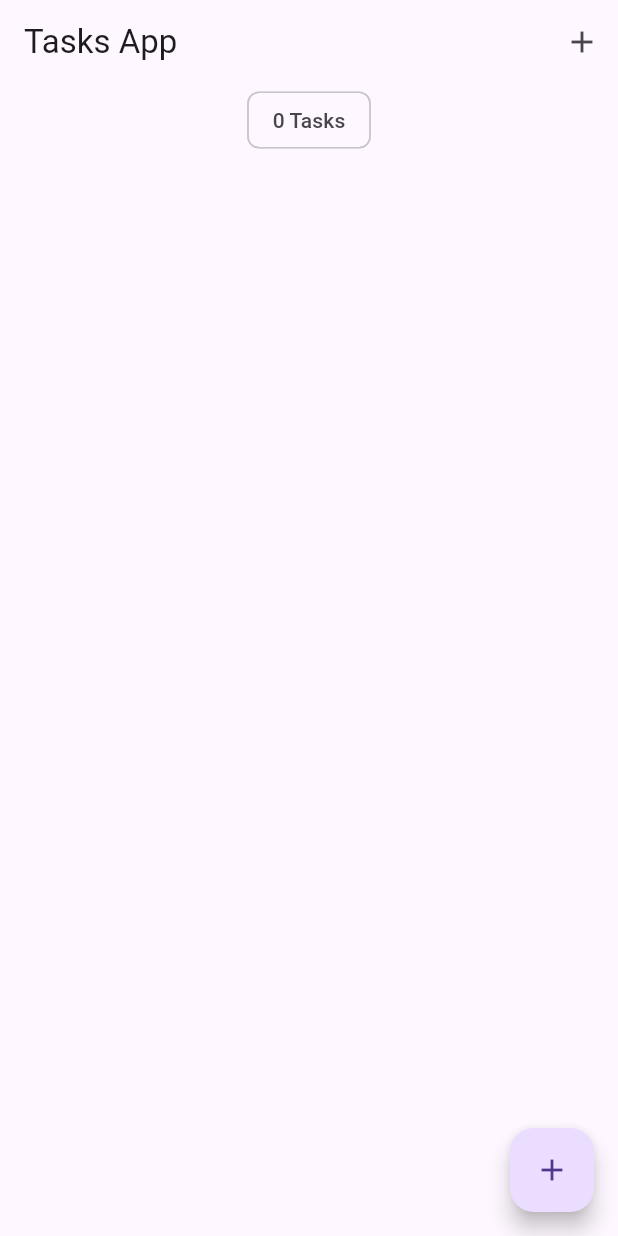
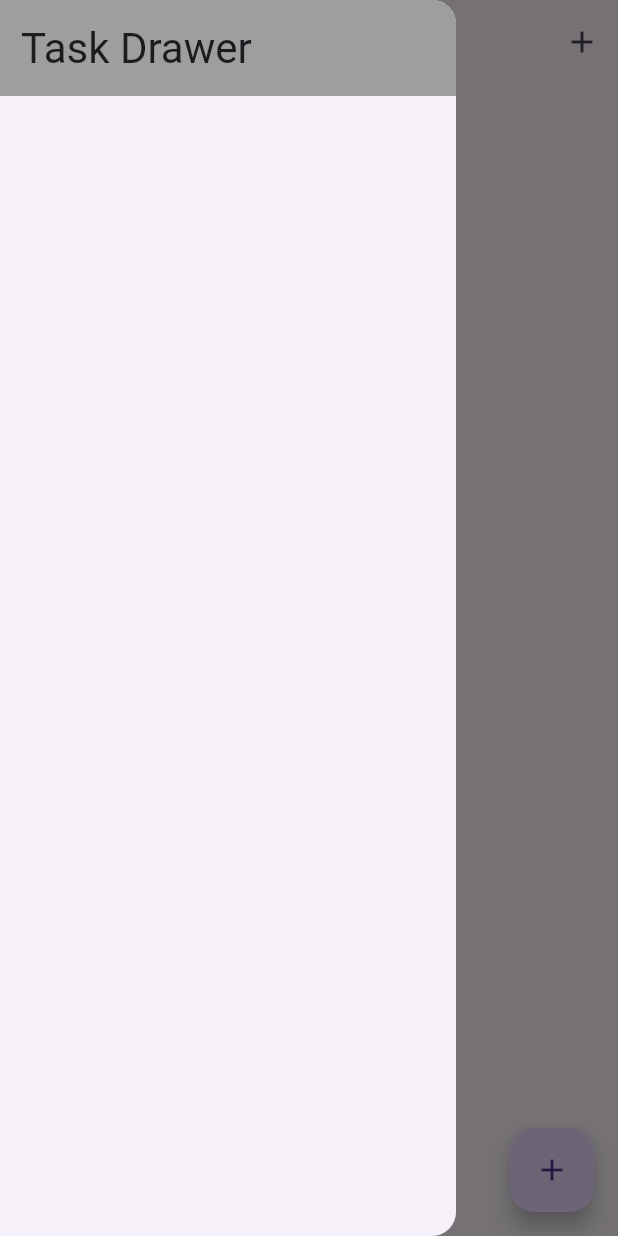
Before and after one commit to sonu25r2e5/todoappusing_bloc, a Flutter app: the screen it shows after launch, with the side drawer open (before the commit the screen has no drawer), on a phone screen of 412 x 824 dp. Run offline on Flutter 3.47's test engine with Material 3 defaults, Android fonts, the phone set to English and light mode, and no system bars; our stand-ins replace bloc, equatable, flutter_bloc, hydrated_bloc.

Commit message:
for drawer

```diff
--- a/lib/blocs/bloc/tasks_bloc.dart
+++ b/lib/blocs/bloc/tasks_bloc.dart
@@ -28,18 +28,16 @@ class TasksBloc extends HydratedBloc<TasksEvent, TasksState> {
   }
 
   void _onUpadateTask(UpdateTask event, Emitter<TasksState> emit) {
-    //update task
     final state = this.state;
     final task = event.task;
-    //keeping the checkbox at same position so we need index for that.
     final int index = state.allTasks.indexOf(task);
 
-    List<Task> allTasks = List.from(state.allTasks)..remove(task);
-    task.isDone == false
-        ? allTasks.insert(index, task.copyWith(isDone: true))
-        : allTasks.insert(index, task.copyWith(isDone: false));
+    if (index < 0) return;
 
-    // emit the the task
+    final List<Task> allTasks = List.from(state.allTasks)
+      ..removeAt(index)
+      ..insert(index, task.copyWith(isDone: !task.isDone));
+
     emit(TasksState(allTasks: allTasks));
   }
 
@@ -51,7 +49,6 @@ class TasksBloc extends HydratedBloc<TasksEvent, TasksState> {
 
   @override
   TasksState? fromJson(Map<String, dynamic> json) {
-    // TODO: implement fromJson
     // throw UnimplementedError();
     return TasksState.fromMap(json);
   }
--- a/lib/models/task.dart
+++ b/lib/models/task.dart
@@ -3,18 +3,15 @@
 // we use equatable and flutter bloc
 import 'package:equatable/equatable.dart';
 
-// ignore: must_be_immutable
 class Task extends Equatable {
   final String title;
-  bool? isDone;
-  bool? isDeleted;
+  final bool isDone;
+  final bool isDeleted;
 
-  Task({required this.title, this.isDone, this.isDeleted}) {
-    isDone = isDone ?? false;
-    isDeleted = isDeleted ?? false;
-  }
+  Task({required this.title, bool? isDone, bool? isDeleted})
+      : isDone = isDone ?? false,
+        isDeleted = isDeleted ?? false;
 
-  // to copywith by by ctrl + dot.
   Task copyWith({String? title, bool? isDone, bool? isDeleted}) {
     return Task(
       title: title ?? this.title,
@@ -40,10 +37,10 @@ class Task extends Equatable {
   }
 
   @override
-  // insert here all class properities that are listed downl below nicely and clearly
   List<Object?> get props => [
-    // list the properties here
-    title, isDeleted, isDone,
+    title,
+    isDeleted,
+    isDone,
   ];
 
   // we don't use this one so no need to use dart:convert anymore
--- /dev/null
+++ b/lib/screens/mydrawer.dart
@@ -0,0 +1,26 @@
+import 'package:flutter/material.dart';
+
+class MyDrawer extends StatelessWidget {
+  const MyDrawer({super.key});
+
+  @override
+  Widget build(BuildContext context) {
+    return SafeArea(
+      child: Drawer(
+        child: Column(
+          children: [
+            Container(
+              width: double.infinity,
+              padding: EdgeInsets.symmetric(vertical: 14, horizontal: 14),
+              color: Colors.grey,
+              child: Text(
+                'Task Drawer',
+                style: Theme.of(context).textTheme.headlineMedium,
+              ),
+            ),
+          ],
+        ),
+      ),
+    );
+  }
+}
--- a/lib/screens/tasks_screen.dart
+++ b/lib/screens/tasks_screen.dart
@@ -1,5 +1,6 @@
 import 'package:bloc_apps/blocs/bloc_export.dart';
 import 'package:bloc_apps/models/task.dart';
+import 'package:bloc_apps/screens/mydrawer.dart';
 import 'package:bloc_apps/widget/addTask.dart';
 import 'package:bloc_apps/widget/tasks_list.dart';
 import 'package:flutter/material.dart';
@@ -35,6 +36,7 @@ class TasksScreen extends StatelessWidget {
               IconButton(onPressed: () {}, icon: const Icon(Icons.add)),
             ],
           ),
+          drawer: MyDrawer(),
           body: Column(
             crossAxisAlignment: CrossAxisAlignment.center,
             children: [
--- a/lib/widget/tasks_list.dart
+++ b/lib/widget/tasks_list.dart
@@ -1,7 +1,6 @@
 import 'package:bloc_apps/models/task.dart';
 import 'package:bloc_apps/widget/tasktitle.dart';
 import 'package:flutter/material.dart';
-import '../blocs/bloc_export.dart';
 
 class TaskList extends StatefulWidget {
   const TaskList({super.key, required this.taskslist});
--- a/lib/widget/tasktitle.dart
+++ b/lib/widget/tasktitle.dart
@@ -14,13 +14,13 @@ class Tasktitle extends StatelessWidget {
       title: Text(
         task.title,
         style: TextStyle(
-          decoration: task.isDone! ? TextDecoration.lineThrough : null,
+          decoration: task.isDone ? TextDecoration.lineThrough : null,
         ),
       ),
       trailing: Checkbox(
         value: task.isDone,
         onChanged: (value) {
-          context..read<TasksBloc>().add(UpdateTask(task: task));
+          context.read<TasksBloc>().add(UpdateTask(task: task));
         },
       ),
       onLongPress: () => context.read<TasksBloc>()..add(DeleteTask(task: task)),
```
